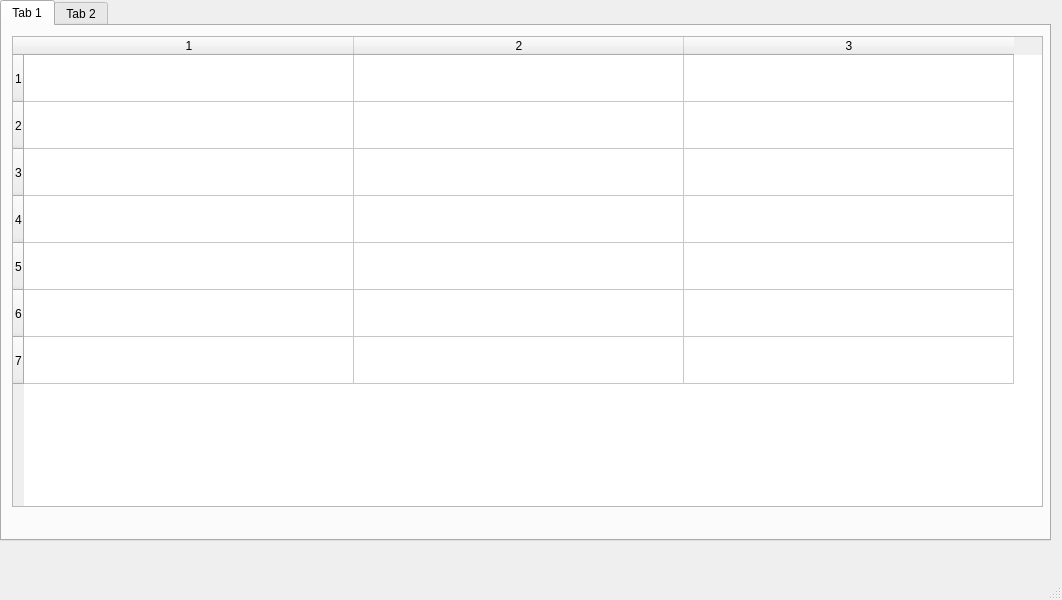
Qt form mainwindow.ui (ArkadiiKozlov/TzkViewer) before a commit.
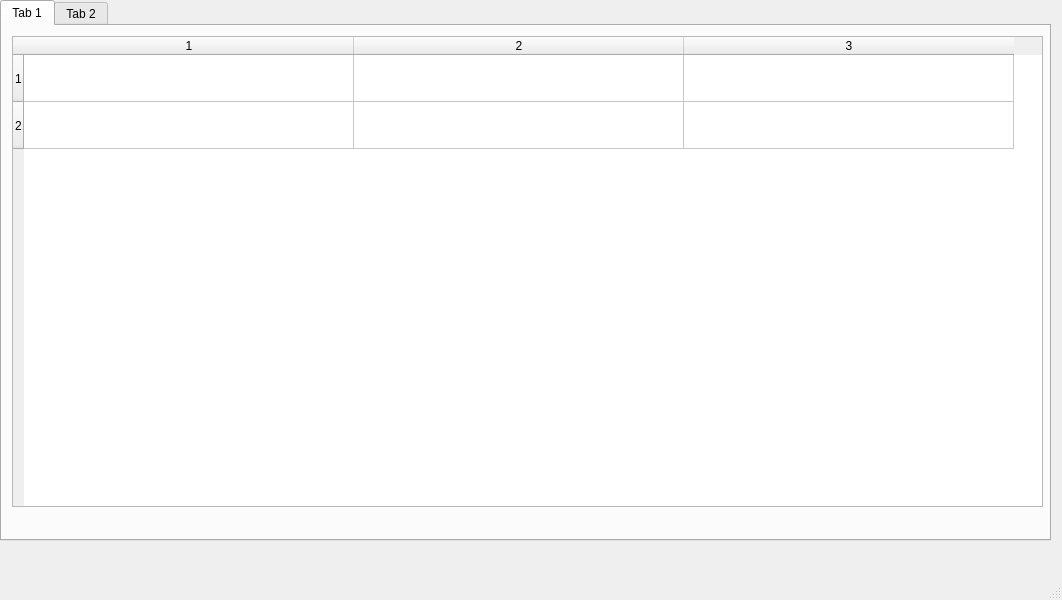
The same form after that commit.

Commit message: another redesigning form 2

Patch:
```diff
--- a/mainwindow.ui
+++ b/mainwindow.ui
@@ -40,7 +40,7 @@
        </rect>
       </property>
       <property name="rowCount">
-       <number>7</number>
+       <number>2</number>
       </property>
       <property name="columnCount">
        <number>3</number>
@@ -59,11 +59,6 @@
       </attribute>
       <row/>
       <row/>
-      <row/>
-      <row/>
-      <row/>
-      <row/>
-      <row/>
       <column/>
       <column/>
       <column/>
```
The commit also changes 1 other file.
